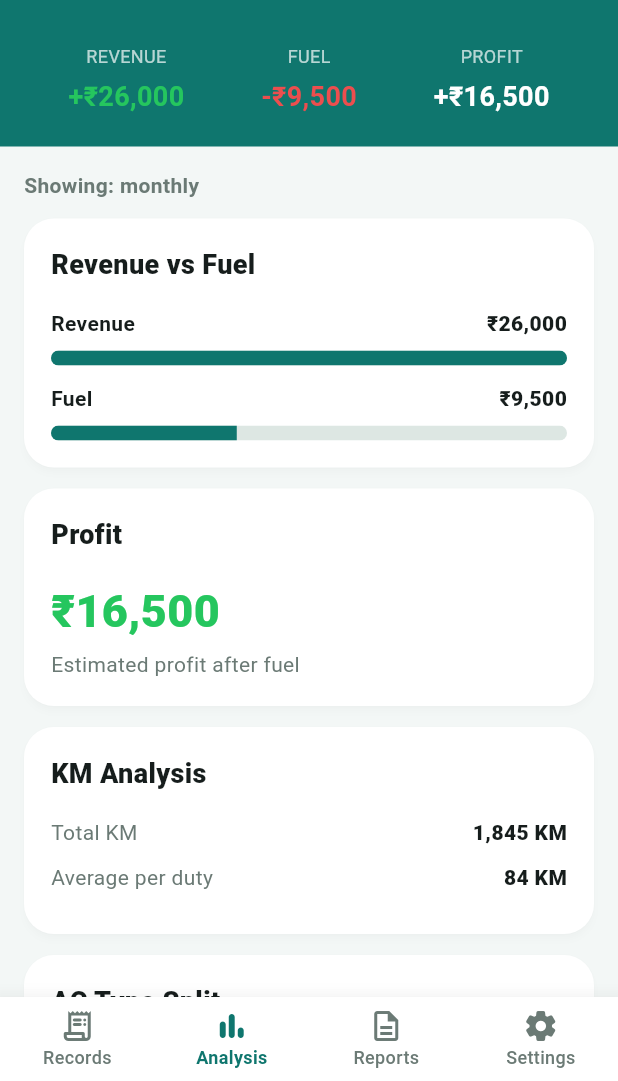
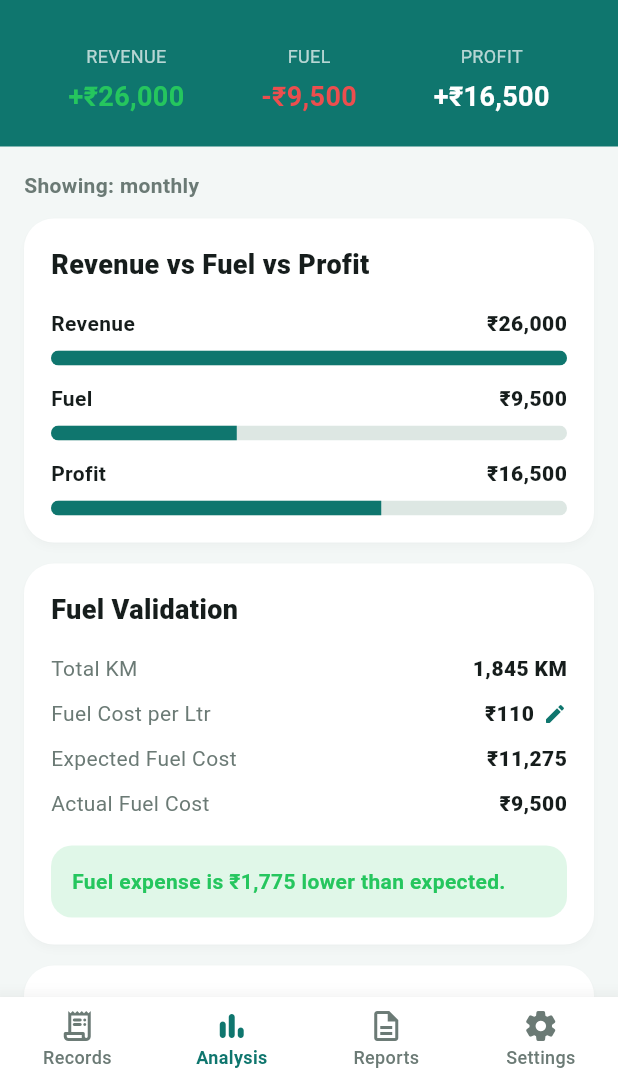
Before and after one commit to satyajit-000/Duty-Book, a Flutter app: the screen it shows after launch, item 2 of the bottom bar chosen, on a phone screen of 412 x 824 dp, the part 155-1236 px from its top. Run offline on Flutter 3.47's test engine with Material 3 defaults, Android fonts, the phone set to English and light mode, and no system bars; our stand-ins replace flutter_riverpod.

Commit message:
Add AC profit analysis

```diff
--- a/lib/features/analysis/analysis_screen.dart
+++ b/lib/features/analysis/analysis_screen.dart
@@ -3,9 +3,15 @@ import 'package:flutter_riverpod/flutter_riverpod.dart';
 
 import '../../core/theme/app_colors.dart';
 import '../../providers/filter_provider.dart';
+import '../../shared/widgets/display_options_dialog.dart';
 import '../../shared/widgets/records_filter_header.dart';
 import '../../shared/widgets/summary_item.dart';
-import '../records/widgets/display_options_dialog.dart';
+import 'widgets/ac_profit_row.dart';
+import 'widgets/analysis_card.dart';
+import 'widgets/bar_row.dart';
+import 'widgets/editable_info_row.dart';
+import 'widgets/info_row.dart';
+import 'widgets/success_box.dart';
 
 class AnalysisScreen extends ConsumerWidget {
   const AnalysisScreen({super.key});
@@ -65,76 +71,100 @@ class AnalysisScreen extends ConsumerWidget {
                 ),
                 const SizedBox(height: 12),
 
-                const _AnalysisCard(
-                  title: 'Revenue vs Fuel',
+                const AnalysisCard(
+                  title: 'Revenue vs Fuel vs Profit',
                   child: Column(
                     children: [
-                      _BarRow(label: 'Revenue', value: '₹26,000', percent: 1.0),
+                      BarRow(label: 'Revenue', value: '₹26,000', percent: 1.0),
                       SizedBox(height: 12),
-                      _BarRow(label: 'Fuel', value: '₹9,500', percent: 0.36),
+                      BarRow(label: 'Fuel', value: '₹9,500', percent: 0.36),
+                      SizedBox(height: 12),
+                      BarRow(label: 'Profit', value: '₹16,500', percent: 0.64),
                     ],
                   ),
                 ),
 
-                const _AnalysisCard(
-                  title: 'Profit',
-                  child: _BigValue(
-                    value: '₹16,500',
-                    subtitle: 'Estimated profit after fuel',
-                    color: AppColors.success,
-                  ),
-                ),
-
-                const _AnalysisCard(
-                  title: 'KM Analysis',
+                const AnalysisCard(
+                  title: 'Fuel Validation',
                   child: Column(
                     children: [
-                      _InfoRow(label: 'Total KM', value: '1,845 KM'),
-                      _InfoRow(label: 'Average per duty', value: '84 KM'),
+                      InfoRow(label: 'Total KM', value: '1,845 KM'),
+                      EditableInfoRow(
+                        label: 'Fuel Cost per Ltr',
+                        value: '₹110',
+                      ),
+                      InfoRow(label: 'Expected Fuel Cost', value: '₹11,275'),
+                      InfoRow(label: 'Actual Fuel Cost', value: '₹9,500'),
+                      SizedBox(height: 8),
+                      SuccessBox(
+                        message: 'Fuel expense is ₹1,775 lower than expected.',
+                      ),
                     ],
                   ),
                 ),
 
-                const _AnalysisCard(
-                  title: 'AC Type Split',
+                const AnalysisCard(
+                  title: 'KM Analysis',
                   child: Column(
                     children: [
-                      _BarRow(label: 'Full AC', value: '42%', percent: 0.42),
-                      SizedBox(height: 12),
-                      _BarRow(label: 'Half AC', value: '38%', percent: 0.38),
-                      SizedBox(height: 12),
-                      _BarRow(label: 'Non AC', value: '20%', percent: 0.20),
+                      InfoRow(label: 'Total KM', value: '1,845 KM'),
+                      InfoRow(label: 'Average per duty', value: '84 KM'),
                     ],
                   ),
                 ),
 
-                const _AnalysisCard(
-                  title: 'Expense Breakdown',
+                const AnalysisCard(
+                  title: 'AC Type Split',
                   child: Column(
                     children: [
-                      _InfoRow(label: 'Fuel', value: '₹9,500'),
-                      _InfoRow(label: 'Toll', value: '₹1,200'),
-                      _InfoRow(label: 'Parking', value: '₹450'),
-                      _InfoRow(label: 'Service', value: '₹800'),
+                      BarRow(label: 'Full AC', value: '42%', percent: 0.42),
+                      SizedBox(height: 12),
+                      BarRow(label: 'Half AC', value: '38%', percent: 0.38),
+                      SizedBox(height: 12),
+                      BarRow(label: 'Non AC', value: '20%', percent: 0.20),
                     ],
                   ),
                 ),
 
-                const _AnalysisCard(
-                  title: 'Fuel Validation',
+                const AnalysisCard(
+                  title: 'AC Profit Analysis',
                   child: Column(
                     children: [
-                      _InfoRow(label: 'Total KM', value: '1,845 KM'),
-                      _EditableInfoRow(
-                        label: 'Fuel Cost per Ltr',
-                        value: '₹110',
+                      AcProfitRow(
+                        acType: 'Full AC',
+                        avgProfit: '₹900',
+                        avgKm: '80 KM',
+                        trips: '8 duties',
+                        percent: 1.0,
                       ),
-                      _InfoRow(label: 'Expected Fuel Cost', value: '₹11,275'),
-                      _InfoRow(label: 'Actual Fuel Cost', value: '₹9,500'),
-                      SizedBox(height: 8),
-                      _SuccessBox(
-                        message: 'Fuel expense is ₹1,775 lower than expected.',
+                      SizedBox(height: 14),
+                      AcProfitRow(
+                        acType: 'Half AC',
+                        avgProfit: '₹650',
+                        avgKm: '70 KM',
+                        trips: '7 duties',
+                        percent: 0.72,
                       ),
+                      SizedBox(height: 14),
+                      AcProfitRow(
+                        acType: 'Non AC',
+                        avgProfit: '₹500',
+                        avgKm: '60 KM',
+                        trips: '4 duties',
+                        percent: 0.55,
+                      ),
+                    ],
+                  ),
+                ),
+
+                const AnalysisCard(
+                  title: 'Expense Breakdown',
+                  child: Column(
+                    children: [
+                      InfoRow(label: 'Fuel', value: '₹9,500'),
+                      InfoRow(label: 'Toll', value: '₹1,200'),
+                      InfoRow(label: 'Parking', value: '₹450'),
+                      InfoRow(label: 'Service', value: '₹800'),
                     ],
                   ),
                 ),
@@ -146,214 +176,3 @@ class AnalysisScreen extends ConsumerWidget {
     );
   }
 }
-
-class _AnalysisCard extends StatelessWidget {
-  final String title;
-  final Widget child;
-
-  const _AnalysisCard({required this.title, required this.child});
-
-  @override
-  Widget build(BuildContext context) {
-    return Card(
-      margin: const EdgeInsets.only(bottom: 14),
-      child: Padding(
-        padding: const EdgeInsets.all(18),
-        child: Column(
-          crossAxisAlignment: CrossAxisAlignment.start,
-          children: [
-            Text(
-              title,
-              style: const TextStyle(fontSize: 18, fontWeight: FontWeight.w800),
-            ),
-            const SizedBox(height: 16),
-            child,
-          ],
-        ),
-      ),
-    );
-  }
-}
-
-class _BarRow extends StatelessWidget {
-  final String label;
-  final String value;
-  final double percent;
-
-  const _BarRow({
-    required this.label,
-    required this.value,
-    required this.percent,
-  });
-
-  @override
-  Widget build(BuildContext context) {
-    return Column(
-      crossAxisAlignment: CrossAxisAlignment.start,
-      children: [
-        Row(
-          children: [
-            Expanded(
-              child: Text(
-                label,
-                style: const TextStyle(fontWeight: FontWeight.w600),
-              ),
-            ),
-            Text(value, style: const TextStyle(fontWeight: FontWeight.w800)),
-          ],
-        ),
-        const SizedBox(height: 8),
-        ClipRRect(
-          borderRadius: BorderRadius.circular(20),
-          child: LinearProgressIndicator(
-            value: percent,
-            minHeight: 10,
-            backgroundColor: AppColors.border,
-            color: AppColors.primary,
-          ),
-        ),
-      ],
-    );
-  }
-}
-
-class _BigValue extends StatelessWidget {
-  final String value;
-  final String subtitle;
-  final Color color;
-
-  const _BigValue({
-    required this.value,
-    required this.subtitle,
-    required this.color,
-  });
-
-  @override
-  Widget build(BuildContext context) {
-    return Column(
-      crossAxisAlignment: CrossAxisAlignment.start,
-      children: [
-        Text(
-          value,
-          style: TextStyle(
-            fontSize: 30,
-            fontWeight: FontWeight.w900,
-            color: color,
-          ),
-        ),
-        const SizedBox(height: 4),
-        Text(subtitle, style: const TextStyle(color: AppColors.textSecondary)),
-      ],
-    );
-  }
-}
-
-class _InfoRow extends StatelessWidget {
-  final String label;
-  final String value;
-
-  const _InfoRow({required this.label, required this.value});
-
-  @override
-  Widget build(BuildContext context) {
-    return Padding(
-      padding: const EdgeInsets.only(bottom: 10),
-      child: Row(
-        children: [
-          Expanded(
-            child: Text(
-              label,
-              style: const TextStyle(color: AppColors.textSecondary),
-            ),
-          ),
-          Text(value, style: const TextStyle(fontWeight: FontWeight.w800)),
-        ],
-      ),
-    );
-  }
-}
-
-class _EditableInfoRow extends StatelessWidget {
-  final String label;
-  final String value;
-
-  const _EditableInfoRow({required this.label, required this.value});
-
-  @override
-  Widget build(BuildContext context) {
-    return Padding(
-      padding: const EdgeInsets.only(bottom: 10),
-      child: Row(
-        children: [
-          Expanded(
-            child: Text(
-              label,
-              style: const TextStyle(color: AppColors.textSecondary),
-            ),
-          ),
-          Row(
-            children: [
-              Text(value, style: const TextStyle(fontWeight: FontWeight.w800)),
-              const SizedBox(width: 6),
-              const Icon(
-                Icons.edit_rounded,
-                size: 16,
-                color: AppColors.primary,
-              ),
-            ],
-          ),
-        ],
-      ),
-    );
-  }
-}
-
-class _SuccessBox extends StatelessWidget {
-  final String message;
-
-  const _SuccessBox({required this.message});
-
-  @override
-  Widget build(BuildContext context) {
-    return Container(
-      width: double.infinity,
-      padding: const EdgeInsets.all(14),
-      decoration: BoxDecoration(
-        color: AppColors.success.withValues(alpha: 0.14),
-        borderRadius: BorderRadius.circular(14),
-      ),
-      child: Text(
-        message,
-        style: const TextStyle(
-          color: AppColors.success,
-          fontWeight: FontWeight.w700,
-        ),
-      ),
-    );
-  }
-}
-
-class _WarningBox extends StatelessWidget {
-  final String message;
-
-  const _WarningBox({required this.message});
-
-  @override
-  Widget build(BuildContext context) {
-    return Container(
-      width: double.infinity,
-      padding: const EdgeInsets.all(14),
-      decoration: BoxDecoration(
-        color: AppColors.warning.withValues(alpha: 0.16),
-        borderRadius: BorderRadius.circular(14),
-      ),
-      child: Text(
-        message,
-        style: const TextStyle(
-          color: AppColors.warning,
-          fontWeight: FontWeight.w700,
-        ),
-      ),
-    );
-  }
-}
--- /dev/null
+++ b/lib/features/analysis/widgets/analysis_card.dart
@@ -0,0 +1,29 @@
+import 'package:flutter/material.dart';
+
+class AnalysisCard extends StatelessWidget {
+  final String title;
+  final Widget child;
+
+  const AnalysisCard({super.key, required this.title, required this.child});
+
+  @override
+  Widget build(BuildContext context) {
+    return Card(
+      margin: const EdgeInsets.only(bottom: 14),
+      child: Padding(
+        padding: const EdgeInsets.all(18),
+        child: Column(
+          crossAxisAlignment: CrossAxisAlignment.start,
+          children: [
+            Text(
+              title,
+              style: const TextStyle(fontSize: 18, fontWeight: FontWeight.w800),
+            ),
+            const SizedBox(height: 16),
+            child,
+          ],
+        ),
+      ),
+    );
+  }
+}
--- /dev/null
+++ b/lib/features/analysis/widgets/bar_row.dart
@@ -0,0 +1,46 @@
+import 'package:flutter/material.dart';
+
+import '../../../core/theme/app_colors.dart';
+
+class BarRow extends StatelessWidget {
+  final String label;
+  final String value;
+  final double percent;
+
+  const BarRow({
+    super.key,
+    required this.label,
+    required this.value,
+    required this.percent,
+  });
+
+  @override
+  Widget build(BuildContext context) {
+    return Column(
+      crossAxisAlignment: CrossAxisAlignment.start,
+      children: [
+        Row(
+          children: [
+            Expanded(
+              child: Text(
+                label,
+                style: const TextStyle(fontWeight: FontWeight.w600),
+              ),
+            ),
+            Text(value, style: const TextStyle(fontWeight: FontWeight.w800)),
+          ],
+        ),
+        const SizedBox(height: 8),
+        ClipRRect(
+          borderRadius: BorderRadius.circular(20),
+          child: LinearProgressIndicator(
+            value: percent,
+            minHeight: 10,
+            backgroundColor: AppColors.border,
+            color: AppColors.primary,
+          ),
+        ),
+      ],
+    );
+  }
+}
--- /dev/null
+++ b/lib/features/analysis/widgets/editable_info_row.dart
@@ -0,0 +1,38 @@
+import 'package:flutter/material.dart';
+
+import '../../../core/theme/app_colors.dart';
+
+class EditableInfoRow extends StatelessWidget {
+  final String label;
+  final String value;
+
+  const EditableInfoRow({super.key, required this.label, required this.value});
+
+  @override
+  Widget build(BuildContext context) {
+    return Padding(
+      padding: const EdgeInsets.only(bottom: 10),
+      child: Row(
+        children: [
+          Expanded(
+            child: Text(
+              label,
+              style: const TextStyle(color: AppColors.textSecondary),
+            ),
+          ),
+          Row(
+            children: [
+              Text(value, style: const TextStyle(fontWeight: FontWeight.w800)),
+              const SizedBox(width: 6),
+              const Icon(
+                Icons.edit_rounded,
+                size: 16,
+                color: AppColors.primary,
+              ),
+            ],
+          ),
+        ],
+      ),
+    );
+  }
+}
--- /dev/null
+++ b/lib/features/analysis/widgets/info_row.dart
@@ -0,0 +1,28 @@
+import 'package:flutter/material.dart';
+
+import '../../../core/theme/app_colors.dart';
+
+class InfoRow extends StatelessWidget {
+  final String label;
+  final String value;
+
+  const InfoRow({super.key, required this.label, required this.value});
+
+  @override
+  Widget build(BuildContext context) {
+    return Padding(
+      padding: const EdgeInsets.only(bottom: 10),
+      child: Row(
+        children: [
+          Expanded(
+            child: Text(
+              label,
+              style: const TextStyle(color: AppColors.textSecondary),
+            ),
+          ),
+          Text(value, style: const TextStyle(fontWeight: FontWeight.w800)),
+        ],
+      ),
+    );
+  }
+}
--- /dev/null
+++ b/lib/features/analysis/widgets/success_box.dart
@@ -0,0 +1,28 @@
+import 'package:flutter/material.dart';
+
+import '../../../core/theme/app_colors.dart';
+
+class SuccessBox extends StatelessWidget {
+  final String message;
+
+  const SuccessBox({super.key, required this.message});
+
+  @override
+  Widget build(BuildContext context) {
+    return Container(
+      width: double.infinity,
+      padding: const EdgeInsets.all(14),
+      decoration: BoxDecoration(
+        color: AppColors.success.withValues(alpha: 0.14),
+        borderRadius: BorderRadius.circular(14),
+      ),
+      child: Text(
+        message,
+        style: const TextStyle(
+          color: AppColors.success,
+          fontWeight: FontWeight.w700,
+        ),
+      ),
+    );
+  }
+}
--- a/lib/features/records/widgets/display_options_dialog.dart
+++ b/lib/shared/widgets/display_options_dialog.dart
@@ -1,7 +1,7 @@
 import 'package:flutter/material.dart';
 
-import '../../../core/enumerations/record_filter_type.dart';
-import '../../../shared/widgets/app_dialog.dart';
+import '../../core/enumerations/record_filter_type.dart';
+import 'app_dialog.dart';
 
 class DisplayOptionsDialog extends StatelessWidget {
   final RecordFilterType selectedFilter;
```
Also changed, not shown: lib/features/analysis/widgets/ac_profit_row.dart (added, +61 -0 lines), lib/features/analysis/widgets/big_value.dart (added, +35 -0 lines), lib/features/analysis/widgets/warning_box.dart (added, +28 -0 lines), lib/features/records/records_screen.dart (+5 -48 lines), lib/features/records/widgets/record_tile.dart (added, +48 -0 lines).
